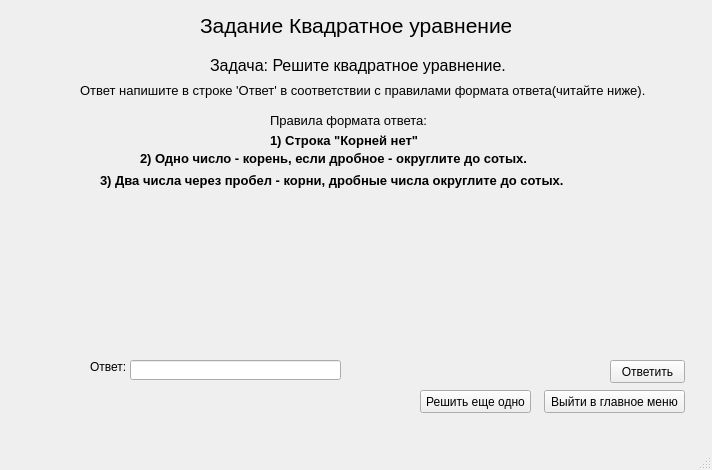
Manex0990/ZadachnikQT_Project, file task_doing.ui: the form before one commit.
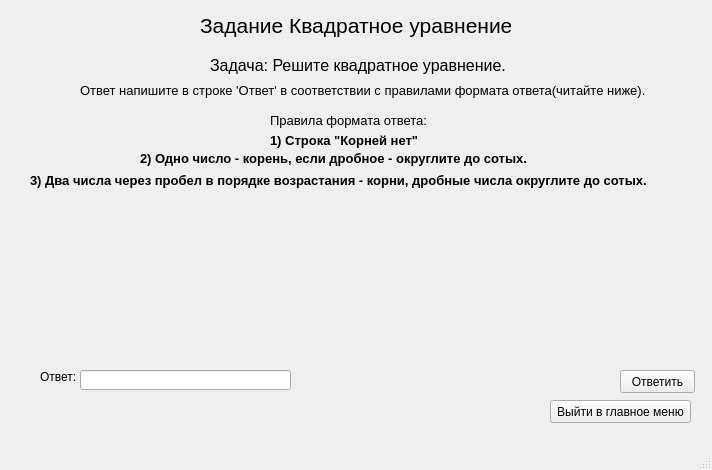
The form after the commit.

What changed in the file:
```diff
--- a/task_doing.ui
+++ b/task_doing.ui
@@ -129,9 +129,9 @@
    <widget class="QLabel" name="label_7">
     <property name="geometry">
      <rect>
-      <x>100</x>
+      <x>30</x>
       <y>170</y>
-      <width>491</width>
+      <width>661</width>
       <height>20</height>
      </rect>
     </property>
@@ -143,7 +143,7 @@
      </font>
     </property>
     <property name="text">
-     <string>3) Два числа через пробел - корни, дробные числа округлите до сотых.</string>
+     <string>3) Два числа через пробел в порядке возрастания - корни, дробные числа округлите до сотых.</string>
     </property>
    </widget>
    <widget class="QLabel" name="taskLine">
@@ -170,8 +170,8 @@
    <widget class="QLineEdit" name="answerLine">
     <property name="geometry">
      <rect>
-      <x>130</x>
-      <y>360</y>
+      <x>80</x>
+      <y>370</y>
       <width>211</width>
       <height>20</height>
      </rect>
@@ -180,8 +180,8 @@
    <widget class="QLabel" name="label_9">
     <property name="geometry">
      <rect>
-      <x>90</x>
-      <y>360</y>
+      <x>40</x>
+      <y>370</y>
       <width>47</width>
       <height>13</height>
      </rect>
@@ -193,9 +193,9 @@
    <widget class="QLabel" name="verdictLine">
     <property name="geometry">
      <rect>
-      <x>370</x>
-      <y>360</y>
-      <width>201</width>
+      <x>300</x>
+      <y>370</y>
+      <width>311</width>
       <height>21</height>
      </rect>
     </property>
@@ -206,8 +206,8 @@
    <widget class="QPushButton" name="answer_btn">
     <property name="geometry">
      <rect>
-      <x>610</x>
-      <y>360</y>
+      <x>620</x>
+      <y>370</y>
       <width>75</width>
       <height>23</height>
      </rect>
@@ -219,8 +219,8 @@
    <widget class="QPushButton" name="exit_btn">
     <property name="geometry">
      <rect>
-      <x>544</x>
-      <y>390</y>
+      <x>550</x>
+      <y>400</y>
       <width>141</width>
       <height>23</height>
      </rect>
@@ -229,19 +229,6 @@
      <string>Выйти в главное меню</string>
     </property>
    </widget>
-   <widget class="QPushButton" name="next_square_x">
-    <property name="geometry">
-     <rect>
-      <x>420</x>
-      <y>390</y>
-      <width>111</width>
-      <height>23</height>
-     </rect>
-    </property>
-    <property name="text">
-     <string>Решить еще одно</string>
-    </property>
-   </widget>
   </widget>
   <widget class="QMenuBar" name="menubar">
    <property name="geometry">
```
Left out of the diff: 2 changed lines with no effect on the pictures.
